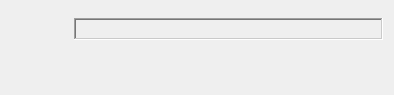
The window that sources/qt/RETransportWidget.ui (Salimlou/reflow) describes before a commit, drawn with Qt 5.
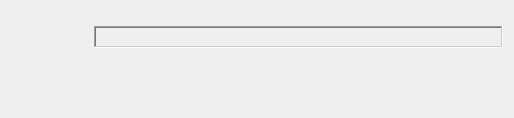
The same window after the commit. Icons and pictures are not drawn.

The edit to the form file:
```diff
--- a/sources/qt/RETransportWidget.ui
+++ b/sources/qt/RETransportWidget.ui
@@ -6,8 +6,8 @@
    <rect>
     <x>0</x>
     <y>0</y>
-    <width>394</width>
-    <height>95</height>
+    <width>514</width>
+    <height>118</height>
    </rect>
   </property>
   <property name="windowTitle">
```
